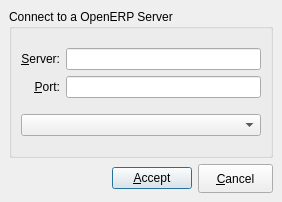
Above: Koo/ui/change_server.ui from xrg/openerp-client-kde before the change. Below: the same form after it.
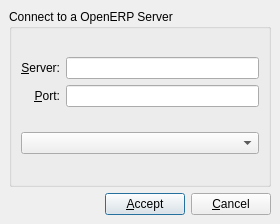
That is the form after the change. Icons and pictures are not drawn.

Commit message: Fixed change server dialog so cancel button has enough space.

Diff of the .ui file:
```diff
--- a/Koo/ui/change_server.ui
+++ b/Koo/ui/change_server.ui
@@ -1,12 +1,12 @@
 <ui version="4.0" >
  <class>ChangeServerDialog</class>
- <widget class="QDialog" name="ChangeServerDialog" >
-  <property name="geometry" >
+ <widget class="QDialog" name="ChangeServerDialog">
+  <property name="geometry">
    <rect>
     <x>0</x>
     <y>0</y>
-    <width>282</width>
-    <height>202</height>
+    <width>280</width>
+    <height>224</height>
    </rect>
   </property>
   <property name="sizePolicy" >
@@ -128,19 +128,7 @@
          <verstretch>0</verstretch>
         </sizepolicy>
        </property>
-       <property name="minimumSize" >
-        <size>
-         <width>75</width>
-         <height>29</height>
-        </size>
-       </property>
-       <property name="maximumSize" >
-        <size>
-         <width>75</width>
-         <height>29</height>
-        </size>
-       </property>
-       <property name="text" >
+       <property name="text">
         <string>&amp;Cancel</string>
        </property>
        <property name="icon" >
```
Left out of the diff: 93 changed lines with no effect on the pictures.
